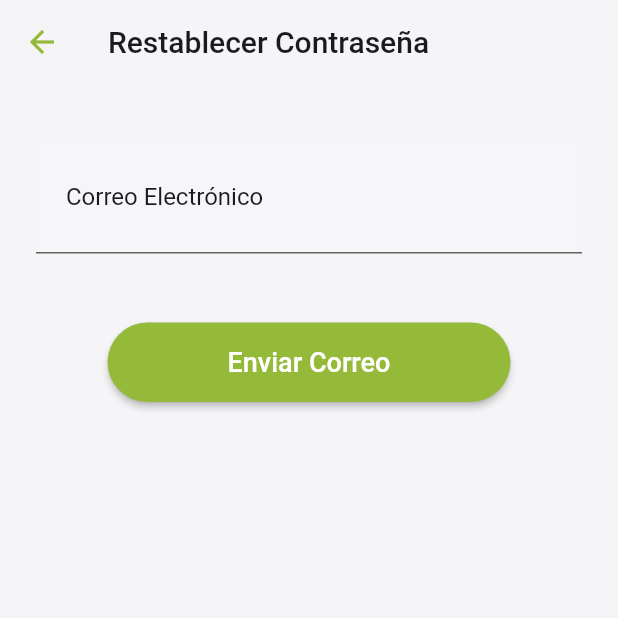
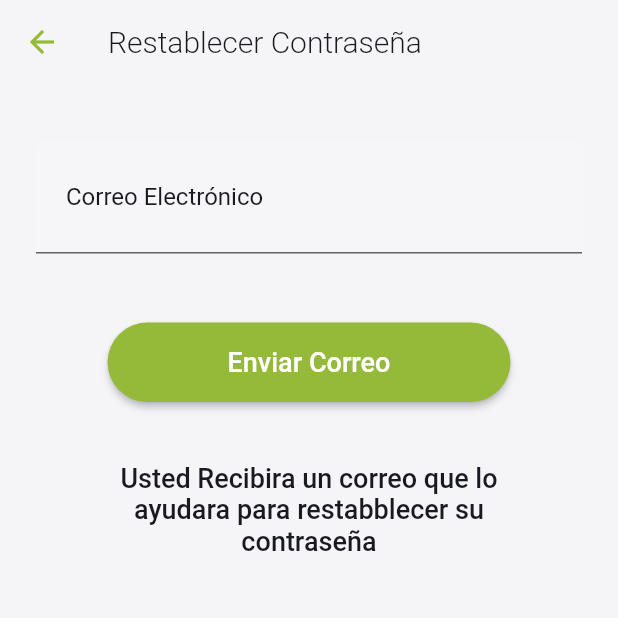
Before and after one commit to francesf21/food_app, a Flutter app: the ResetPasswordScreen screen opened by its route, on a phone screen of 412 x 824 dp, the top half of it. Run offline on Flutter 3.47's test engine with Material 2 defaults, Android fonts, the phone set to English and light mode, and no system bars; our stand-ins replace font_awesome_flutter, google_fonts, image_picker, shared_preferences, supabase_flutter; accounts and stored records are empty; network calls fail; Roboto replaces fonts that are missing (Eczar).

Commit message:
Aca eseta el reset model

```diff
--- a/lib/view/reset_password_screen/reset_password_screen.dart
+++ b/lib/view/reset_password_screen/reset_password_screen.dart
@@ -1,4 +1,5 @@
 import 'package:flutter/material.dart';
+import 'package:food_app/data/response/status.dart';
 import 'package:provider/provider.dart';
 
 import 'package:food_app/res/res.dart';
@@ -6,22 +7,95 @@ import 'package:food_app/routes/routes.dart';
 import 'package:food_app/view_models/view_model.dart';
 import 'package:food_app/res/components/components.dart';
 
-class ResetPasswordScreen extends StatelessWidget {
-  ResetPasswordScreen({super.key});
+class ResetPasswordScreen extends StatefulWidget {
+  const ResetPasswordScreen({super.key});
 
-  final TextEditingController _emailcontroller = TextEditingController();
+  @override
+  State<ResetPasswordScreen> createState() => _ResetPasswordScreenState();
+}
+
+class _ResetPasswordScreenState extends State<ResetPasswordScreen> {
+  bool _isLoading = false;
 
   @override
   Widget build(BuildContext context) {
-    final ForgotViewModel forgotProvider = Provider.of<ForgotViewModel>(
-      context,
-      listen: false,
+    return ChangeNotifierProvider<ForgotViewModel>(
+      create: (context) => ForgotViewModel(),
+      child: Consumer<ForgotViewModel>(
+        builder: (_, value, __) {
+          switch (value.emailUser.status) {
+            case Status.loading:
+              _isLoading = true;
+              return _ComponentsResetPassword(
+                isLoading: _isLoading,
+                viewModel: value,
               );
+            case Status.completed:
+              WidgetsBinding.instance.addPostFrameCallback(
+                (_) => Navigator.of(context).pushNamedAndRemoveUntil(
+                  RoutesName.login,
+                  ((route) => false),
+                ),
+              );
+              return Container();
+            case Status.error:
+              _isLoading = false;
+              return _ComponentsResetPassword(
+                isError: true,
+                messageSnackBar: value.emailUser.message!,
+                viewModel: value,
+              );
+            case Status.initial:
+              _isLoading = false;
+              return _ComponentsResetPassword(
+                isLoading: _isLoading,
+                viewModel: value,
+              );
+            default:
+              return const CircularProgressIndicator();
+          }
+        },
+      ),
+    );
+  }
+}
 
+class _ComponentsResetPassword extends StatelessWidget {
+  final ForgotViewModel viewModel;
+
+  final bool isLoading;
+  final bool isError;
+  final String messageSnackBar;
+
+  final GlobalKey<FormState> _formKey = GlobalKey();
+  final TextEditingController _emailcontroller = TextEditingController();
+
+  _ComponentsResetPassword({
+    Key? key,
+    required this.viewModel,
+    this.isLoading = false,
+    this.isError = false,
+    this.messageSnackBar = '',
+  }) : super(key: key);
+
+  Widget showErrorMessage(BuildContext context) {
+    WidgetsBinding.instance!.addPostFrameCallback((_) {
+      ScaffoldMessenger.of(context).showSnackBar(
+        SnackBar(
+          content: Text(messageSnackBar),
+          backgroundColor: Colors.red,
+        ),
+      );
+    });
+    return Container();
+  }
+
+  @override
+  Widget build(BuildContext context) {
     return Scaffold(
-      resizeToAvoidBottomInset: false,
-      backgroundColor: AppColors.backgroundColor,
-      body: Column(
+      body: Visibility(
+        visible: isLoading,
+        replacement: Column(
           crossAxisAlignment: CrossAxisAlignment.center,
           children: [
             AppBar(
@@ -29,7 +103,7 @@ class ResetPasswordScreen extends StatelessWidget {
               elevation: 0,
               title: Text(
                 AppString.instance.restpass,
-              style: AppStyle.instance.bodyMedium.copyWith(
+                style: AppStyle.instance.bodyMediumItems.copyWith(
                   color: AppColors.blackColor,
                   fontSize: Dimens.d20,
                 ),
@@ -40,11 +114,26 @@ class ResetPasswordScreen extends StatelessWidget {
                 padding: const EdgeInsets.only(top: Dimens.d32),
                 child: SizedBox(
                   child: Form(
+                    key: _formKey,
                     child: Column(
                       children: [
                         InputForm(
                           textLabel: AppString.instance.textEmail,
                           controller: _emailcontroller,
+                          textInputType: TextInputType.emailAddress,
+                          onValidate: (value) {
+                            if (value!.isEmpty) {
+                              return "Ingrese un correo electrónico valido";
+                            }
+
+                            if (!RegExp(
+                              r"^[a-zA-Z0-9.a-zA-Z0-9.!#$%&'*+-/=?^_`{|}~]+@[a-zA-Z0-9]+\.[a-zA-Z]+",
+                            ).hasMatch(value)) {
+                              return 'El valor ingresado no es un correo electrónico';
+                            }
+
+                            return null;
+                          },
                         ),
                         Padding(
                           padding: const EdgeInsets.only(
@@ -52,14 +141,11 @@ class ResetPasswordScreen extends StatelessWidget {
                           ),
                           child: ElevatedButton(
                             onPressed: () {
-                            forgotProvider.forgotPassword(
+                              if (_formKey.currentState!.validate()) {
+                                viewModel.sendEmail(
                                   email: _emailcontroller.text,
                                 );
-                            Future.delayed(Duration.zero, () {
-                              Navigator.of(context).pushNamed(
-                                RoutesName.login,
-                              );
-                            });
+                              }
                             },
                             child: Text(
                               AppString.instance.enviarcontra,
@@ -67,6 +153,16 @@ class ResetPasswordScreen extends StatelessWidget {
                                 fontSize: Dimens.d18,
                               ),
                             ),
+                          ),
+                        ),
+                        Padding(
+                          padding: const EdgeInsets.only(top: Dimens.d40),
+                          child: SizedBox(
+                            width: 300,
+                            child: Text(
+                                'Usted Recibira un correo que lo ayudara para restabblecer su contraseña',
+                                textAlign: TextAlign.center,
+                                style: AppStyle.instance.bodyMediumBlack),
                           ),
                         ),
                       ],
@@ -77,6 +173,10 @@ class ResetPasswordScreen extends StatelessWidget {
             )
           ],
         ),
+        child: const Center(
+          child: CircularProgressIndicator(),
+        ),
+      ),
     );
   }
 }
```
Also changed, not shown: lib/repository/auth_repository.dart (+5 -10 lines), lib/view_models/forgot_view_model.dart (+30 -8 lines). Lines whose indentation alone changed are shown as unchanged.
